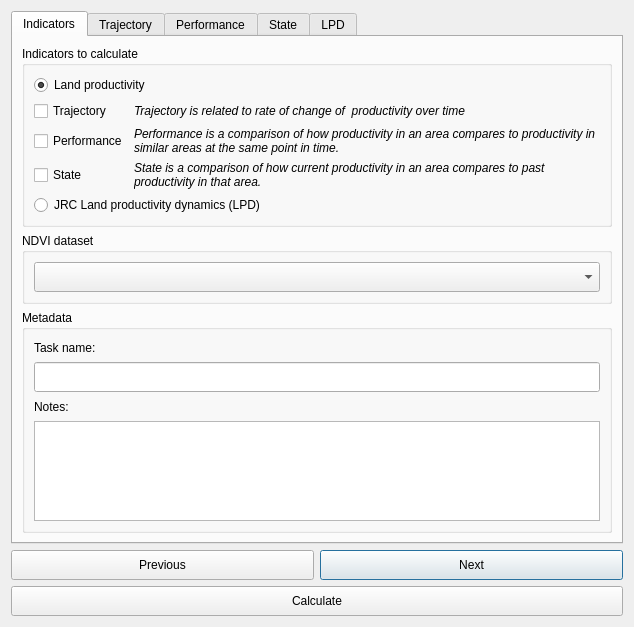
Qt form LDMP/gui/DlgCalculateProd.ui (ConservationInternational/trends.earth) before a commit.
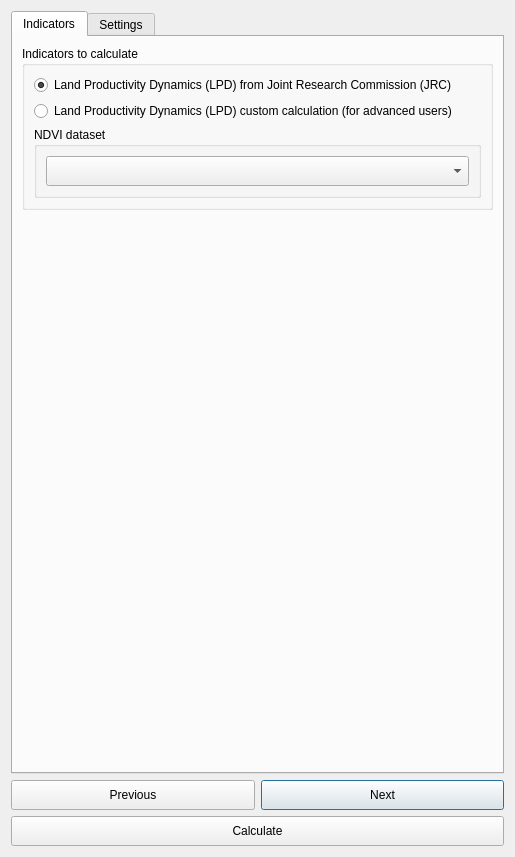
The same form after that commit.

Commit message: Update productivity setup.

Diff of the .ui file:
```diff
--- a/LDMP/gui/DlgCalculateProd.ui
+++ b/LDMP/gui/DlgCalculateProd.ui
@@ -6,8 +6,8 @@
    <rect>
     <x>0</x>
     <y>0</y>
-    <width>634</width>
-    <height>627</height>
+    <width>515</width>
+    <height>781</height>
    </rect>
   </property>
   <property name="sizePolicy">
@@ -37,144 +37,23 @@
       </attribute>
       <layout class="QVBoxLayout" name="verticalLayout_4">
        <item>
-        <widget class="QGroupBox" name="groupBox_2">
+        <widget class="QGroupBox" name="groupBox_lpd_mode">
          <property name="title">
           <string>Indicators to calculate</string>
          </property>
          <layout class="QGridLayout" name="gridLayout_6">
-          <item row="7" column="0">
-           <widget class="QCheckBox" name="indic_select_state">
-            <property name="enabled">
-             <bool>true</bool>
-            </property>
+          <item row="2" column="0" colspan="2">
+           <widget class="QRadioButton" name="mode_lpd_custom">
             <property name="text">
-             <string>State</string>
-            </property>
-           </widget>
-          </item>
-          <item row="4" column="0">
-           <widget class="QCheckBox" name="indic_select_traj">
-            <property name="enabled">
-             <bool>true</bool>
-            </property>
-            <property name="text">
-             <string>Trajectory</string>
-            </property>
-           </widget>
-          </item>
-          <item row="5" column="1">
-           <widget class="QLabel" name="indic_select_perf_label">
-            <property name="enabled">
-             <bool>true</bool>
-            </property>
-            <property name="sizePolicy">
-             <sizepolicy hsizetype="Expanding" vsizetype="Preferred">
-              <horstretch>0</horstretch>
-              <verstretch>0</verstretch>
-             </sizepolicy>
-            </property>
-            <property name="font">
-             <font>
-              <weight>50</weight>
-              <italic>true</italic>
-              <bold>false</bold>
-             </font>
-            </property>
-            <property name="text">
-             <string>Performance is a comparison of how productivity in an area compares to productivity in similar areas at the same point in time.</string>
-            </property>
-            <property name="wordWrap">
-             <bool>true</bool>
-            </property>
-           </widget>
-          </item>
-          <item row="4" column="1">
-           <widget class="QLabel" name="indic_select_traj_label">
-            <property name="enabled">
-             <bool>true</bool>
-            </property>
-            <property name="sizePolicy">
-             <sizepolicy hsizetype="Expanding" vsizetype="Preferred">
-              <horstretch>0</horstretch>
-              <verstretch>0</verstretch>
-             </sizepolicy>
-            </property>
-            <property name="font">
-             <font>
-              <weight>50</weight>
-              <italic>true</italic>
-              <bold>false</bold>
-             </font>
-            </property>
-            <property name="text">
-             <string>Trajectory is related to rate of change of  productivity over time</string>
-            </property>
-            <property name="wordWrap">
-             <bool>true</bool>
-            </property>
-           </widget>
-          </item>
-          <item row="7" column="1">
-           <widget class="QLabel" name="indic_select_state_label">
-            <property name="enabled">
-             <bool>true</bool>
-            </property>
-            <property name="sizePolicy">
-             <sizepolicy hsizetype="Expanding" vsizetype="Preferred">
-              <horstretch>0</horstretch>
-              <verstretch>0</verstretch>
-             </sizepolicy>
-            </property>
-            <property name="font">
-             <font>
-              <weight>50</weight>
-              <italic>true</italic>
-              <bold>false</bold>
-             </font>
-            </property>
-            <property name="text">
-             <string>State is a comparison of how current productivity in an area compares to past productivity in that area.</string>
-            </property>
-            <property name="wordWrap">
-             <bool>true</bool>
-            </property>
-           </widget>
-          </item>
-          <item row="5" column="0">
-           <widget class="QCheckBox" name="indic_select_perf">
-            <property name="enabled">
-             <bool>true</bool>
-            </property>
-            <property name="text">
-             <string>Performance</string>
-            </property>
-           </widget>
-          </item>
-          <item row="1" column="0" colspan="2">
-           <widget class="QRadioButton" name="mode_gpg_prod">
-            <property name="text">
-             <string>Land productivity</string>
-            </property>
-            <property name="checked">
-             <bool>true</bool>
-            </property>
-           </widget>
-          </item>
-          <item row="8" column="0" colspan="2">
-           <widget class="QRadioButton" name="mode_jrc_lpd">
-            <property name="text">
-             <string>JRC Land productivity dynamics (LPD)</string>
+             <string>Land Productivity Dynamics (LPD) custom calculation (for advanced users)</string>
             </property>
             <property name="checked">
              <bool>false</bool>
             </property>
            </widget>
           </item>
-         </layout>
-        </widget>
-       </item>
-       <item>
-        <widget class="QGroupBox" name="groupBox">
+          <item row="6" column="0" colspan="2">
+           <widget class="QGroupBox" name="groupBox_ndvi_dataset">
          <property name="sizePolicy">
           <sizepolicy hsizetype="Preferred" vsizetype="Preferred">
            <horstretch>0</horstretch>
@@ -210,78 +89,52 @@
          </layout>
         </widget>
        </item>
+          <item row="1" column="0" colspan="2">
+           <widget class="QRadioButton" name="mode_lpd_jrc">
+            <property name="text">
+             <string>Land Productivity Dynamics (LPD) from Joint Research Commission (JRC)</string>
+            </property>
+            <property name="checked">
+             <bool>true</bool>
+            </property>
+           </widget>
+          </item>
+         </layout>
+        </widget>
+       </item>
        <item>
-        <widget class="QGroupBox" name="metadataGroupBox">
-         <property name="sizePolicy">
-          <sizepolicy hsizetype="Preferred" vsizetype="Minimum">
-           <horstretch>0</horstretch>
-           <verstretch>0</verstretch>
-          </sizepolicy>
+        <spacer name="verticalSpacer">
+         <property name="orientation">
+          <enum>Qt::Vertical</enum>
          </property>
+         <property name="sizeHint" stdset="0">
+          <size>
+           <width>20</width>
+           <height>40</height>
+          </size>
+         </property>
+        </spacer>
+       </item>
+      </layout>
+     </widget>
+     <widget class="QWidget" name="SettingsTab">
+      <attribute name="title">
+       <string>Settings</string>
+      </attribute>
+      <layout class="QVBoxLayout" name="verticalLayout_7">
+       <item>
+        <widget class="QGroupBox" name="groupBox_traj">
          <property name="title">
-          <string>Metadata</string>
+          <string>Trajectory (related to rate of change of  productivity over time)</string>
+         </property>
+         <property name="checkable">
+          <bool>true</bool>
+         </property>
+         <property name="checked">
+          <bool>true</bool>
          </property>
          <layout class="QVBoxLayout" name="verticalLayout">
           <item>
-           <widget class="QLabel" name="label">
-            <property name="text">
-             <string>Task name:</string>
-            </property>
-           </widget>
-          </item>
-          <item>
-           <widget class="QLineEdit" name="task_name">
-            <property name="minimumSize">
-             <size>
-              <width>0</width>
-              <height>30</height>
-             </size>
-            </property>
-            <property name="maxLength">
-             <number>60</number>
-            </property>
-           </widget>
-          </item>
-          <item>
-           <widget class="QLabel" name="label_2">
-            <property name="text">
-             <string>Notes:</string>
-            </property>
-           </widget>
-          </item>
-          <item>
-           <widget class="QTextEdit" name="task_notes">
-            <property name="sizePolicy">
-             <sizepolicy hsizetype="Expanding" vsizetype="Expanding">
-              <horstretch>0</horstretch>
-              <verstretch>0</verstretch>
-             </sizepolicy>
-            </property>
-            <property name="minimumSize">
-             <size>
-              <width>0</width>
-              <height>0</height>
-             </size>
-            </property>
-            <property name="maximumSize">
-             <size>
-              <width>16777215</width>
-              <height>100</height>
-             </size>
-            </property>
-           </widget>
-          </item>
-         </layout>
-        </widget>
-       </item>
-      </layout>
-     </widget>
-     <widget class="QWidget" name="TrajectoryTab">
-      <attribute name="title">
-       <string>Trajectory</string>
-      </attribute>
-      <layout class="QVBoxLayout" name="verticalLayout_5">
-       <item>
         <widget class="QGroupBox" name="groupBox_4">
          <property name="sizePolicy">
           <sizepolicy hsizetype="Preferred" vsizetype="Minimum">
@@ -313,7 +166,7 @@
         </widget>
        </item>
        <item>
-        <widget class="QGroupBox" name="groupBox_3">
+           <widget class="QGroupBox" name="groupBox_traj_period">
          <property name="title">
           <string>Period</string>
          </property>
@@ -443,7 +296,7 @@
         </widget>
        </item>
        <item>
-        <widget class="QGroupBox" name="groupBox_5">
+           <widget class="QGroupBox" name="groupBox_traj_climate">
          <property name="title">
           <string>Climate dataset</string>
          </property>
@@ -467,30 +320,16 @@
          </layout>
         </widget>
        </item>
-       <item>
-        <spacer name="verticalSpacer_2">
-         <property name="orientation">
-          <enum>Qt::Vertical</enum>
-         </property>
-         <property name="sizeHint" stdset="0">
-          <size>
-           <width>20</width>
-           <height>0</height>
-          </size>
-         </property>
-        </spacer>
-       </item>
-      </layout>
-     </widget>
-     <widget class="QWidget" name="PerformanceTab">
-      <attribute name="title">
-       <string>Performance</string>
-      </attribute>
-      <layout class="QVBoxLayout" name="verticalLayout_7">
+         </layout>
+        </widget>
+       </item>
        <item>
-        <widget class="QGroupBox" name="groupBox_9">
+        <widget class="QGroupBox" name="groupBox_perf">
          <property name="title">
-          <string>Period</string>
+          <string>Performance (a measure of how productivity in an area compares to that of similar areas)</string>
+         </property>
+         <property name="checkable">
+          <bool>true</bool>
          </property>
          <layout class="QGridLayout" name="gridLayout_8">
           <item row="1" column="0">
@@ -618,27 +457,16 @@
         </widget>
        </item>
        <item>
-        <spacer name="verticalSpacer_3">
-         <property name="orientation">
-          <enum>Qt::Vertical</enum>
+        <widget class="QGroupBox" name="groupBox_state">
+         <property name="title">
+          <string>State (compares current productivity in an area to past productivity in the same area)</string>
          </property>
-         <property name="sizeHint" stdset="0">
-          <size>
-           <width>20</width>
-           <height>0</height>
-          </size>
+         <property name="checkable">
+          <bool>true</bool>
          </property>
-        </spacer>
-       </item>
-      </layout>
-     </widget>
-     <widget class="QWidget" name="StateTab">
-      <attribute name="title">
-       <string>State</string>
-      </attribute>
-      <layout class="QVBoxLayout" name="verticalLayout_9">
+         <layout class="QVBoxLayout" name="verticalLayout_5">
        <item>
-        <widget class="QGroupBox" name="groupBox_8">
+           <widget class="QGroupBox" name="groupBox_state_baseline">
          <property name="title">
           <string>Baseline period</string>
          </property>
@@ -771,7 +599,7 @@
         </widget>
        </item>
        <item>
-        <widget class="QGroupBox" name="groupBox_6">
+           <widget class="QGroupBox" name="groupBox_state_comparison">
          <property name="title">
           <string>Comparison period</string>
          </property>
@@ -920,30 +748,13 @@
          </layout>
         </widget>
        </item>
-       <item>
-        <spacer name="verticalSpacer_4">
-         <property name="orientation">
-          <enum>Qt::Vertical</enum>
-         </property>
-         <property name="sizeHint" stdset="0">
-          <size>
-           <width>20</width>
-           <height>0</height>
-          </size>
-         </property>
-        </spacer>
-       </item>
-      </layout>
-     </widget>
-     <widget class="QWidget" name="LPDTab">
-      <attribute name="title">
-       <string>LPD</string>
-      </attribute>
-      <layout class="QVBoxLayout" name="verticalLayout_10">
+         </layout>
+        </widget>
+       </item>
        <item>
-        <widget class="QGroupBox" name="groupBox_10">
+        <widget class="QGroupBox" name="groupBox_lpd">
          <property name="title">
-          <string>Period</string>
+          <string>Time period</string>
          </property>
          <layout class="QGridLayout" name="gridLayout_9">
           <item row="1" column="0">
@@ -1071,14 +882,17 @@
         </widget>
        </item>
        <item>
-        <spacer name="verticalSpacer_5">
+        <spacer name="verticalSpacer_2">
          <property name="orientation">
           <enum>Qt::Vertical</enum>
          </property>
+         <property name="sizeType">
+          <enum>QSizePolicy::Expanding</enum>
+         </property>
          <property name="sizeHint" stdset="0">
           <size>
            <width>20</width>
-           <height>549</height>
+           <height>0</height>
           </size>
          </property>
         </spacer>
```
Left out of the diff: 3 changed lines with no effect on the pictures. Lines whose indentation alone changed are shown as unchanged. The commit also changes 1 other file.
